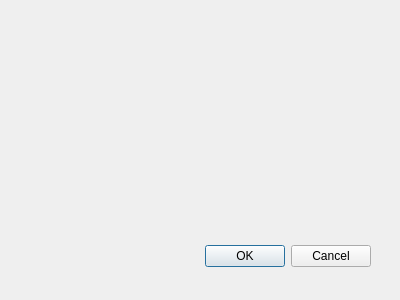
Old version of the form lifeeventdisplay.ui in the repository NandhiniRam2005/CS3505-Group-Assignment9-LifeInvestor.
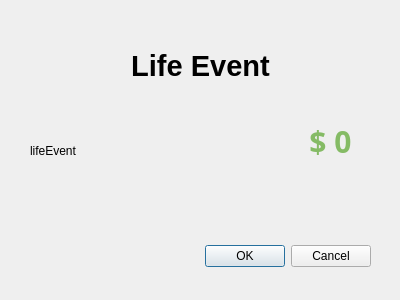
New version of the form.

Commit message: made changes to lifeevents ui and fixed bug

Patch:
```diff
--- a/lifeeventdisplay.ui
+++ b/lifeeventdisplay.ui
@@ -32,14 +32,75 @@
   <widget class="QLabel" name="lifeEventLabel">
    <property name="geometry">
     <rect>
-     <x>10</x>
-     <y>20</y>
-     <width>381</width>
-     <height>161</height>
+     <x>30</x>
+     <y>90</y>
+     <width>231</width>
+     <height>121</height>
     </rect>
    </property>
    <property name="text">
-    <string/>
+    <string>lifeEvent</string>
+   </property>
+   <property name="wordWrap">
+    <bool>true</bool>
+   </property>
+  </widget>
+  <widget class="QLabel" name="lifeEventPrice">
+   <property name="geometry">
+    <rect>
+     <x>260</x>
+     <y>90</y>
+     <width>141</width>
+     <height>101</height>
+    </rect>
+   </property>
+   <property name="font">
+    <font>
+     <family>Impact</family>
+     <pointsize>-1</pointsize>
+     <italic>false</italic>
+     <bold>true</bold>
+    </font>
+   </property>
+   <property name="styleSheet">
+    <string notr="true">QLabel {
+    color: #85bb65;
+    font-weight: bold;
+	font-size: 30px;
+}</string>
+   </property>
+   <property name="text">
+    <string>$ 0</string>
+   </property>
+   <property name="alignment">
+    <set>Qt::AlignmentFlag::AlignCenter</set>
+   </property>
+  </widget>
+  <widget class="QLabel" name="mainLabel">
+   <property name="geometry">
+    <rect>
+     <x>60</x>
+     <y>40</y>
+     <width>281</width>
+     <height>51</height>
+    </rect>
+   </property>
+   <property name="font">
+    <font>
+     <pointsize>22</pointsize>
+     <bold>true</bold>
+    </font>
+   </property>
+   <property name="styleSheet">
+    <string notr="true">QLabel {
+    color: black;
+}</string>
+   </property>
+   <property name="text">
+    <string>Life Event</string>
+   </property>
+   <property name="alignment">
+    <set>Qt::AlignmentFlag::AlignCenter</set>
    </property>
   </widget>
  </widget>
```
The commit also changes 7 other files.
